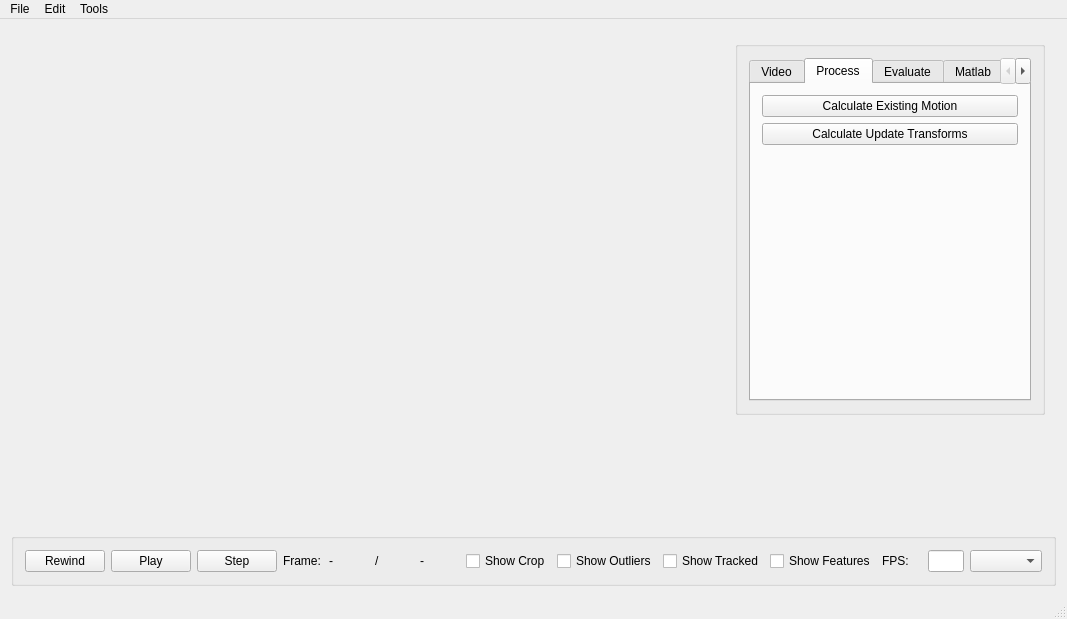
Qt form GUI/mainwindow.ui (oliw/motion) before a commit.
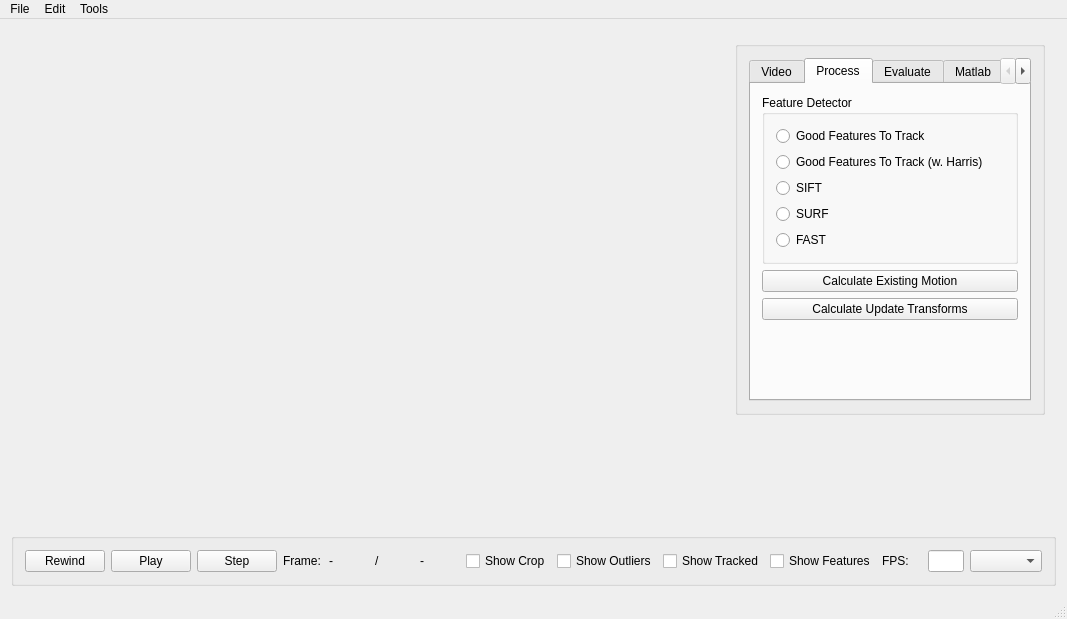
The same form after that commit. The open tabs and pages were chosen to show the change.

Commit message: Added ability to switch between 5 different feature detectors. Each currently operates only with default parameters

```diff
--- a/GUI/mainwindow.ui
+++ b/GUI/mainwindow.ui
@@ -163,6 +163,74 @@
               <string>Process</string>
              </attribute>
              <layout class="QVBoxLayout" name="verticalLayout_3">
+              <item>
+               <widget class="QGroupBox" name="groupBox_5">
+                <property name="title">
+                 <string>Feature Detector</string>
+                </property>
+                <layout class="QVBoxLayout" name="verticalLayout_11">
+                 <item>
+                  <widget class="QRadioButton" name="gfttRadioButton">
+                   <property name="enabled">
+                    <bool>true</bool>
+                   </property>
+                   <property name="text">
+                    <string>Good Features To Track</string>
+                   </property>
+                   <attribute name="buttonGroup">
+                    <string notr="true">featureDetectionOptions</string>
+                   </attribute>
+                  </widget>
+                 </item>
+                 <item>
+                  <widget class="QRadioButton" name="gftthRadioButton">
+                   <property name="text">
+                    <string>Good Features To Track (w. Harris)</string>
+                   </property>
+                   <attribute name="buttonGroup">
+                    <string notr="true">featureDetectionOptions</string>
+                   </attribute>
+                  </widget>
+                 </item>
+                 <item>
+                  <widget class="QRadioButton" name="siftRadioButton">
+                   <property name="text">
+                    <string>SIFT</string>
+                   </property>
+                   <attribute name="buttonGroup">
+                    <string notr="true">featureDetectionOptions</string>
+                   </attribute>
+                  </widget>
+                 </item>
+                 <item>
+                  <widget class="QRadioButton" name="surfRadioButton">
+                   <property name="text">
+                    <string>SURF</string>
+                   </property>
+                   <attribute name="buttonGroup">
+                    <string notr="true">featureDetectionOptions</string>
+                   </attribute>
+                  </widget>
+                 </item>
+                 <item>
+                  <widget class="QRadioButton" name="fastRadioButton">
+                   <property name="text">
+                    <string>FAST</string>
+                   </property>
+                   <attribute name="buttonGroup">
+                    <string notr="true">featureDetectionOptions</string>
+                   </attribute>
+                  </widget>
+                 </item>
+                </layout>
+                <zorder>gfttRadioButton</zorder>
+                <zorder>gfttRadioButton</zorder>
+                <zorder>fastRadioButton</zorder>
+                <zorder>surfRadioButton</zorder>
+                <zorder>siftRadioButton</zorder>
+                <zorder>gftthRadioButton</zorder>
+               </widget>
+              </item>
               <item>
                <widget class="QPushButton" name="originalMotionButton">
                 <property name="text">
```
Left out of the diff: 5 changed lines with no effect on the pictures. The commit also changes 8 other files.
